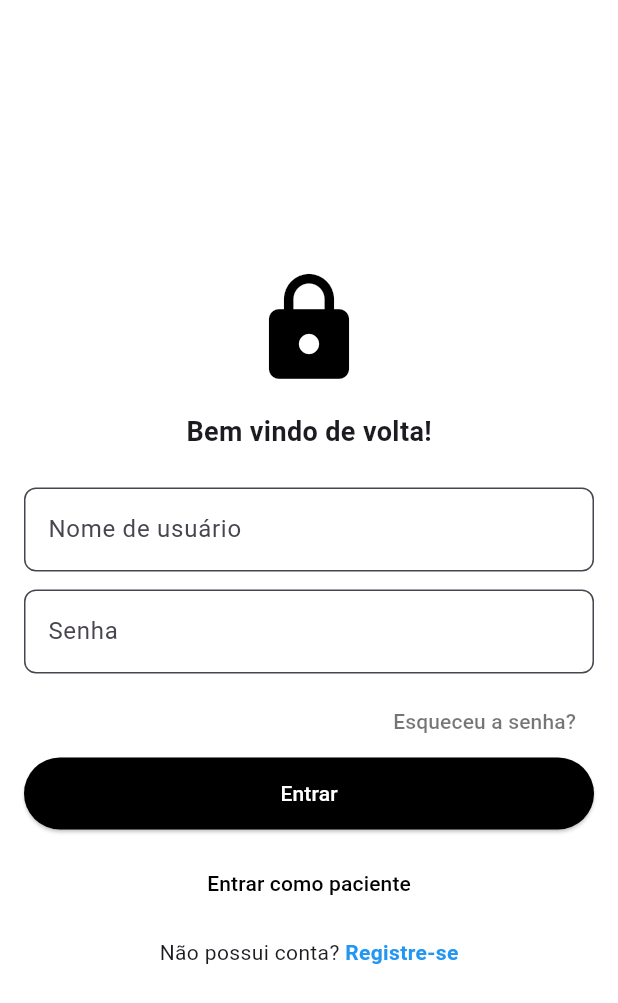
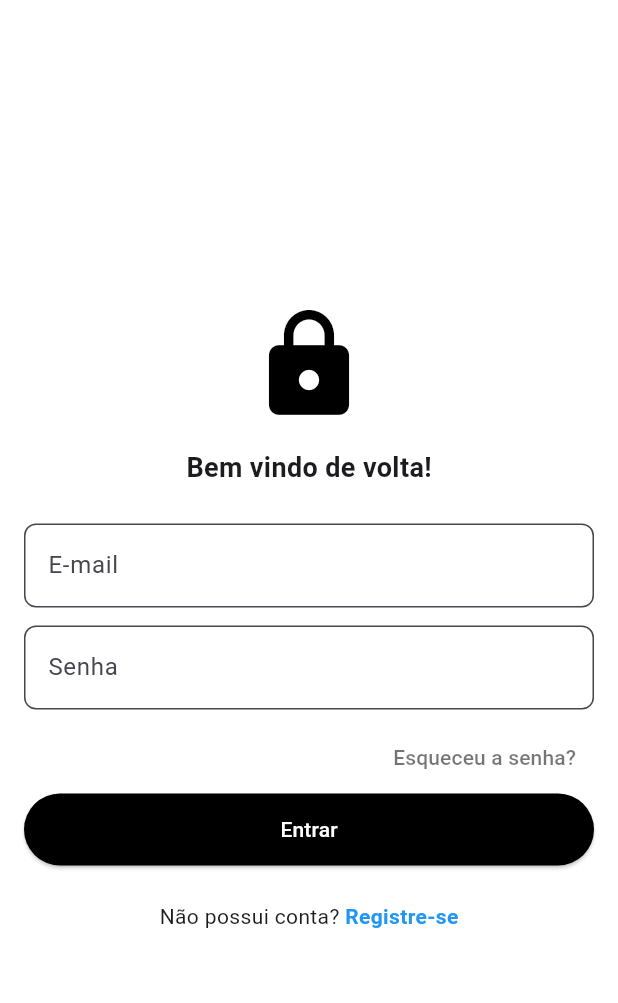
Before and after one commit to Chamed/gurk_spy, a Flutter app: the screen it shows after launch, on a phone screen of 412 x 824 dp. Shown: the top 1003 px of the screen. Run offline on Flutter 3.47's test engine with Material 3 defaults, Android fonts, the light colour scheme and no system bars; our stand-ins replace cloud_firestore, firebase_auth, firebase_core, firebase_database, geolocator, sqflite; accounts and stored records are empty.

Commit message:
:sparkles: implement user authentication and home view with Firebase integration

```diff
--- a/gurk_spy_user/lib/main.dart
+++ b/gurk_spy_user/lib/main.dart
@@ -1,21 +1,40 @@
 import 'package:flutter/material.dart';
+import 'package:firebase_core/firebase_core.dart';
+import 'package:gurk_spy_user/views/home_view.dart';
 import 'package:gurk_spy_user/views/login_view.dart';
-import 'package:firebase_core/firebase_core.dart';
 import 'package:gurk_spy_user/views/register_view.dart';
+import 'firebase_options.dart';
 
 void main() async {
   WidgetsFlutterBinding.ensureInitialized();
-  await Firebase.initializeApp();
-  runApp(const MainApp());
+
+  // Inicializa o Firebase
+  await Firebase.initializeApp(
+    options: DefaultFirebaseOptions.currentPlatform,
+  );
+
+  runApp(const MyApp());
 }
 
-class MainApp extends StatelessWidget {
-  const MainApp({super.key});
+class MyApp extends StatelessWidget {
+  const MyApp({Key? key}) : super(key: key);
+
   @override
   Widget build(BuildContext context) {
     return MaterialApp(
+      title: 'Seu Aplicativo',
       debugShowCheckedModeBanner: false,
-      home: LoginView(),
+      theme: ThemeData(
+        primarySwatch: Colors.blue,
+        visualDensity: VisualDensity.adaptivePlatformDensity,
+      ),
+
+      initialRoute: '/login',
+      routes: {
+        '/login': (context) => const LoginView(),     // Tela de login
+        '/signup': (context) => const SignUpView(),   // Tela de cadastro
+        '/home': (context) => HomeView(),
+      },
     );
   }
 }
--- a/gurk_spy_user/lib/views/login_view.dart
+++ b/gurk_spy_user/lib/views/login_view.dart
@@ -1,8 +1,42 @@
 import 'package:flutter/material.dart';
 import 'package:gurk_spy_user/views/register_view.dart';
+import 'package:gurk_spy_user/controllers/login_controller.dart';
 
-class LoginView extends StatelessWidget {
+class LoginView extends StatefulWidget {
   const LoginView({Key? key}) : super(key: key);
+
+  @override
+  _LoginViewState createState() => _LoginViewState();
+}
+
+class _LoginViewState extends State<LoginView> {
+  final TextEditingController _emailController = TextEditingController();
+  final TextEditingController _passwordController = TextEditingController();
+  final LoginController _loginController = LoginController();
+  bool _isLoading = false;
+
+  @override
+  void dispose() {
+    _emailController.dispose();
+    _passwordController.dispose();
+    super.dispose();
+  }
+
+  Future<void> _signIn() async {
+    setState(() => _isLoading = true);
+
+    final user = await _loginController.signInWithEmailAndPassword(
+      _emailController.text,
+      _passwordController.text,
+      context,
+    );
+
+    setState(() => _isLoading = false);
+
+    if (user != null) {
+      Navigator.pushReplacementNamed(context, '/home');
+    }
+  }
 
   @override
   Widget build(BuildContext context) {
@@ -27,9 +61,9 @@ class LoginView extends StatelessWidget {
               ),
             ),
             const SizedBox(height: 24.0),
-            _buildTextField('Nome de usuário'),
+            _buildTextField(_emailController, 'E-mail'),
             const SizedBox(height: 12.0),
-            _buildTextField('Senha', obscureText: true),
+            _buildTextField(_passwordController, 'Senha', obscureText: true),
             const SizedBox(height: 8.0),
             Align(
               alignment: Alignment.centerRight,
@@ -42,24 +76,21 @@ class LoginView extends StatelessWidget {
               ),
             ),
             ElevatedButton(
-              onPressed: () {},
+              onPressed: _isLoading ? null : _signIn,
               style: ElevatedButton.styleFrom(
                 backgroundColor: Colors.black,
                 padding: const EdgeInsets.symmetric(vertical: 14.0),
               ),
-              child: const Text(
+              child: _isLoading
+                  ? const CircularProgressIndicator(
+                      valueColor: AlwaysStoppedAnimation<Color>(Colors.white),
+                    )
+                  : const Text(
                       'Entrar',
                       style: TextStyle(color: Colors.white),
                     ),
             ),
             const SizedBox(height: 12.0),
-            TextButton(
-              onPressed: () {},
-              child: const Text(
-                'Entrar como paciente',
-                style: TextStyle(color: Colors.black),
-              ),
-            ),
             const SizedBox(height: 12.0),
             Row(
               mainAxisAlignment: MainAxisAlignment.center,
@@ -69,12 +100,15 @@ class LoginView extends StatelessWidget {
                   onTap: () {
                     Navigator.push(
                       context,
-                        MaterialPageRoute(builder: (context) => SignUpView())
+                      MaterialPageRoute(builder: (context) => const SignUpView()),
                     );
                   },
                   child: const Text(
                     'Registre-se',
-                    style: TextStyle(color: Colors.blue, fontWeight: FontWeight.bold),
+                    style: TextStyle(
+                      color: Colors.blue,
+                      fontWeight: FontWeight.bold,
+                    ),
                   ),
                 ),
               ],
@@ -85,8 +119,10 @@ class LoginView extends StatelessWidget {
     );
   }
 
-  Widget _buildTextField(String label, {bool obscureText = false}) {
+  Widget _buildTextField(TextEditingController controller, String label,
+      {bool obscureText = false}) {
     return TextField(
+      controller: controller,
       decoration: InputDecoration(
         labelText: label,
         border: OutlineInputBorder(
@@ -96,6 +132,7 @@ class LoginView extends StatelessWidget {
         fillColor: Colors.white,
       ),
       obscureText: obscureText,
+      keyboardType: label == 'E-mail' ? TextInputType.emailAddress : null,
     );
   }
 }
```
Also changed, not shown: gurk_spy_user/lib/controllers/auth_controller.dart (added, +32 -0 lines), gurk_spy_user/lib/controllers/login_controller.dart (added, +45 -0 lines), gurk_spy_user/lib/views/home_view.dart (added, +32 -0 lines), gurk_spy_user/lib/views/register_view.dart (+111 -14 lines). Lines whose indentation alone changed are shown as unchanged.
